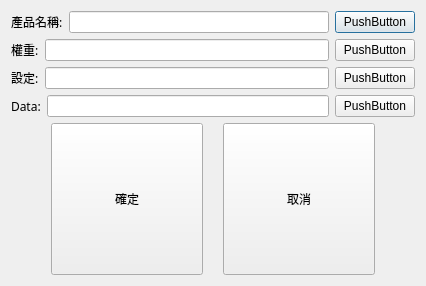
Before: the Qt Designer form Practical_Project/settingdialog.ui in Banana-Huang/Practical_Project_2018, drawn with Qt 5.
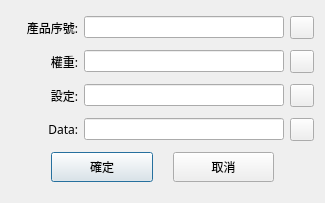
After: the same form once the commit is applied. Icons and pictures are not drawn.

What changed in the file:
```diff
--- a/Practical_Project/settingdialog.ui
+++ b/Practical_Project/settingdialog.ui
@@ -6,8 +6,8 @@
    <rect>
     <x>0</x>
     <y>0</y>
-    <width>426</width>
-    <height>286</height>
+    <width>325</width>
+    <height>203</height>
    </rect>
   </property>
   <property name="windowTitle">
@@ -16,8 +16,8 @@
   <layout class="QVBoxLayout" name="verticalLayout">
    <item>
     <layout class="QHBoxLayout" name="horizontalLayout_2">
-     <item>
-      <widget class="QLabel" name="timeLabel">
+     <item alignment="Qt::AlignRight">
+      <widget class="QLabel" name="productNumberLabel">
        <property name="sizePolicy">
         <sizepolicy hsizetype="Preferred" vsizetype="Preferred">
          <horstretch>0</horstretch>
@@ -29,13 +29,25 @@
          <family>微軟正黑體</family>
         </font>
        </property>
+       <property name="layoutDirection">
+        <enum>Qt::LeftToRight</enum>
+       </property>
+       <property name="lineWidth">
+        <number>1</number>
+       </property>
        <property name="text">
-        <string>產品名稱:</string>
+        <string>產品序號:</string>
+       </property>
+       <property name="textFormat">
+        <enum>Qt::AutoText</enum>
+       </property>
+       <property name="alignment">
+        <set>Qt::AlignRight|Qt::AlignTrailing|Qt::AlignVCenter</set>
        </property>
       </widget>
      </item>
-     <item>
-      <widget class="QLineEdit" name="timeLineEdit">
+     <item alignment="Qt::AlignHCenter">
+      <widget class="QLineEdit" name="productNumberLineEdit">
        <property name="sizePolicy">
         <sizepolicy hsizetype="Expanding" vsizetype="Fixed">
          <horstretch>0</horstretch>
@@ -54,9 +66,13 @@
       </widget>
      </item>
      <item>
-      <widget class="QPushButton" name="pushButton_3">
+      <widget class="QToolButton" name="productNumberToolButton">
        <property name="text">
-        <string>PushButton</string>
+        <string/>
+       </property>
+       <property name="icon">
+        <iconset>
+         <normaloff>../1f05e7c00ded54620d167b6136365b1df353.jpg</normaloff>../1f05e7c00ded54620d167b6136365b1df353.jpg</iconset>
        </property>
       </widget>
      </item>
@@ -64,8 +80,8 @@
    </item>
    <item>
     <layout class="QHBoxLayout" name="horizontalLayout_3">
-     <item>
-      <widget class="QLabel" name="productLabel">
+     <item alignment="Qt::AlignRight">
+      <widget class="QLabel" name="weightLabel">
        <property name="font">
         <font>
          <family>微軟正黑體</family>
@@ -74,10 +90,13 @@
        <property name="text">
         <string>權重:</string>
        </property>
+       <property name="alignment">
+        <set>Qt::AlignRight|Qt::AlignTrailing|Qt::AlignVCenter</set>
+       </property>
       </widget>
      </item>
-     <item>
-      <widget class="QLineEdit" name="productLineEdit">
+     <item alignment="Qt::AlignHCenter">
+      <widget class="QLineEdit" name="weightLineEdit">
        <property name="sizePolicy">
         <sizepolicy hsizetype="Expanding" vsizetype="Fixed">
          <horstretch>0</horstretch>
@@ -96,9 +115,13 @@
       </widget>
      </item>
      <item>
-      <widget class="QPushButton" name="pushButton_4">
+      <widget class="QToolButton" name="weightToolButton">
        <property name="text">
-        <string>PushButton</string>
+        <string/>
+       </property>
+       <property name="icon">
+        <iconset>
+         <normaloff>../1f05e7c00ded54620d167b6136365b1df353.jpg</normaloff>../1f05e7c00ded54620d167b6136365b1df353.jpg</iconset>
        </property>
       </widget>
      </item>
@@ -106,8 +129,14 @@
    </item>
    <item>
     <layout class="QHBoxLayout" name="horizontalLayout_4">
-     <item>
-      <widget class="QLabel" name="amountLabel">
+     <item alignment="Qt::AlignRight">
+      <widget class="QLabel" name="settingLabel">
+       <property name="maximumSize">
+        <size>
+         <width>27</width>
+         <height>16777215</height>
+        </size>
+       </property>
        <property name="font">
         <font>
          <family>微軟正黑體</family>
@@ -116,10 +145,13 @@
        <property name="text">
         <string>設定:</string>
        </property>
+       <property name="alignment">
+        <set>Qt::AlignRight|Qt::AlignTrailing|Qt::AlignVCenter</set>
+       </property>
       </widget>
      </item>
-     <item>
-      <widget class="QLineEdit" name="amountLineEdit">
+     <item alignment="Qt::AlignHCenter">
+      <widget class="QLineEdit" name="settingLineEdit">
        <property name="minimumSize">
         <size>
          <width>200</width>
@@ -129,9 +161,13 @@
       </widget>
      </item>
      <item>
-      <widget class="QPushButton" name="pushButton_5">
+      <widget class="QToolButton" name="settingToolButton">
        <property name="text">
-        <string>PushButton</string>
+        <string/>
+       </property>
+       <property name="icon">
+        <iconset>
+         <normaloff>../1f05e7c00ded54620d167b6136365b1df353.jpg</normaloff>../1f05e7c00ded54620d167b6136365b1df353.jpg</iconset>
        </property>
       </widget>
      </item>
@@ -139,20 +175,24 @@
    </item>
    <item>
     <layout class="QHBoxLayout" name="horizontalLayout_5">
-     <item>
-      <widget class="QLabel" name="NGLabel">
+     <item alignment="Qt::AlignRight">
+      <widget class="QLabel" name="dateLabel">
        <property name="font">
         <font>
          <family>微軟正黑體</family>
+         <kerning>true</kerning>
         </font>
        </property>
        <property name="text">
         <string>Data:</string>
        </property>
+       <property name="alignment">
+        <set>Qt::AlignRight|Qt::AlignTrailing|Qt::AlignVCenter</set>
+       </property>
       </widget>
      </item>
-     <item>
-      <widget class="QLineEdit" name="NGLineEdit">
+     <item alignment="Qt::AlignHCenter">
+      <widget class="QLineEdit" name="dataLineEdit">
        <property name="minimumSize">
         <size>
          <width>200</width>
@@ -165,19 +205,26 @@
       </widget>
      </item>
      <item>
-      <widget class="QPushButton" name="pushButton_6">
+      <widget class="QToolButton" name="dataToolButton">
        <property name="text">
-        <string>PushButton</string>
+        <string/>
+       </property>
+       <property name="icon">
+        <iconset>
+         <normaloff>../1f05e7c00ded54620d167b6136365b1df353.jpg</normaloff>../1f05e7c00ded54620d167b6136365b1df353.jpg</iconset>
        </property>
       </widget>
      </item>
     </layout>
    </item>
    <item>
-    <layout class="QHBoxLayout" name="horizontalLayout">
+    <layout class="QHBoxLayout" name="horizontalLayout" stretch="0,0">
      <property name="spacing">
       <number>20</number>
      </property>
+     <property name="sizeConstraint">
+      <enum>QLayout::SetDefaultConstraint</enum>
+     </property>
      <property name="leftMargin">
       <number>40</number>
      </property>
@@ -193,11 +240,17 @@
      <item>
       <widget class="QPushButton" name="pushButton">
        <property name="sizePolicy">
-        <sizepolicy hsizetype="Minimum" vsizetype="Minimum">
+        <sizepolicy hsizetype="Minimum" vsizetype="Preferred">
          <horstretch>0</horstretch>
          <verstretch>0</verstretch>
         </sizepolicy>
        </property>
+       <property name="maximumSize">
+        <size>
+         <width>16777215</width>
+         <height>30</height>
+        </size>
+       </property>
        <property name="text">
         <string>確定</string>
        </property>
@@ -206,11 +259,17 @@
      <item>
       <widget class="QPushButton" name="pushButton_2">
        <property name="sizePolicy">
-        <sizepolicy hsizetype="Minimum" vsizetype="Minimum">
+        <sizepolicy hsizetype="Minimum" vsizetype="Preferred">
          <horstretch>0</horstretch>
          <verstretch>0</verstretch>
         </sizepolicy>
        </property>
+       <property name="maximumSize">
+        <size>
+         <width>16777215</width>
+         <height>30</height>
+        </size>
+       </property>
        <property name="text">
         <string>取消</string>
        </property>
```
Left out of the diff: 4 changed lines with no effect on the pictures.
